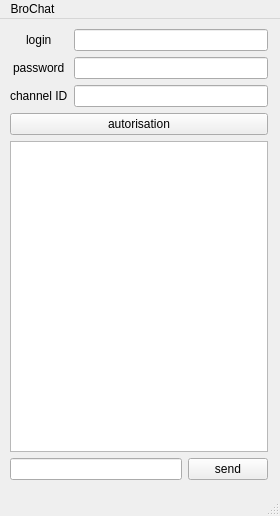
The window that src/gui/mainwindow.ui (k-morozov/AppChat) describes before a commit, drawn with Qt 5.
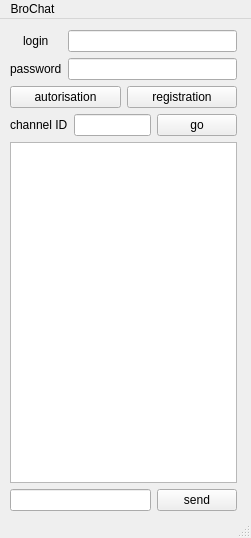
The same window after the commit.

Commit message: add future to change room

```diff
--- a/src/gui/mainwindow.ui
+++ b/src/gui/mainwindow.ui
@@ -6,8 +6,8 @@
    <rect>
     <x>0</x>
     <y>0</y>
-    <width>280</width>
-    <height>516</height>
+    <width>251</width>
+    <height>538</height>
    </rect>
   </property>
   <property name="windowTitle">
@@ -18,37 +18,23 @@
     <property name="geometry">
      <rect>
       <x>10</x>
-      <y>10</y>
-      <width>258</width>
-      <height>451</height>
+      <y>11</y>
+      <width>227</width>
+      <height>481</height>
      </rect>
     </property>
+    <layout class="QVBoxLayout" name="verticalLayout_4">
+     <item>
+      <layout class="QVBoxLayout" name="verticalLayout_3">
+       <item>
+        <layout class="QVBoxLayout" name="verticalLayout_2">
+         <item>
     <layout class="QVBoxLayout" name="verticalLayout">
      <item>
       <layout class="QGridLayout" name="gridLayout">
        <item row="1" column="1">
         <widget class="QLineEdit" name="password"/>
        </item>
-       <item row="0" column="1">
-        <widget class="QLineEdit" name="logon"/>
-       </item>
-       <item row="2" column="1">
-        <widget class="QLineEdit" name="room_id"/>
-       </item>
-       <item row="0" column="0" alignment="Qt::AlignHCenter">
-        <widget class="QLabel" name="label">
-         <property name="text">
-          <string>login</string>
-         </property>
-        </widget>
-       </item>
-       <item row="2" column="0" alignment="Qt::AlignHCenter">
-        <widget class="QLabel" name="label_3">
-         <property name="text">
-          <string>channel ID</string>
-         </property>
-        </widget>
-       </item>
        <item row="1" column="0" alignment="Qt::AlignHCenter">
         <widget class="QLabel" name="label_2">
          <property name="text">
@@ -56,8 +42,20 @@
          </property>
         </widget>
        </item>
-      </layout>
-     </item>
+             <item row="0" column="0" alignment="Qt::AlignHCenter">
+              <widget class="QLabel" name="label_login">
+               <property name="text">
+                <string>login</string>
+               </property>
+              </widget>
+             </item>
+             <item row="0" column="1">
+              <widget class="QLineEdit" name="logon"/>
+             </item>
+            </layout>
+           </item>
+           <item>
+            <layout class="QHBoxLayout" name="horizontalLayout_2">
      <item>
       <widget class="QPushButton" name="push_autorisation">
        <property name="text">
@@ -66,8 +64,44 @@
       </widget>
      </item>
      <item>
+              <widget class="QPushButton" name="push_registration">
+               <property name="text">
+                <string>registration</string>
+               </property>
+              </widget>
+             </item>
+            </layout>
+           </item>
+          </layout>
+         </item>
+         <item>
+          <layout class="QHBoxLayout" name="horizontalLayout_3">
+           <item>
+            <widget class="QLabel" name="label_channel_id">
+             <property name="text">
+              <string>channel ID</string>
+             </property>
+            </widget>
+           </item>
+           <item>
+            <widget class="QLineEdit" name="room_id"/>
+           </item>
+           <item>
+            <widget class="QPushButton" name="push_change_room_id">
+             <property name="text">
+              <string>go</string>
+             </property>
+            </widget>
+           </item>
+          </layout>
+         </item>
+        </layout>
+       </item>
+       <item>
       <widget class="QTextEdit" name="text_output"/>
      </item>
+      </layout>
+     </item>
      <item>
       <layout class="QHBoxLayout" name="horizontalLayout">
        <item>
@@ -90,7 +124,7 @@
     <rect>
      <x>0</x>
      <y>0</y>
-     <width>280</width>
+     <width>251</width>
      <height>22</height>
     </rect>
    </property>
```
Left out of the diff: 2 changed lines with no effect on the pictures. Lines whose indentation alone changed are shown as unchanged. The commit also changes 7 other files.
